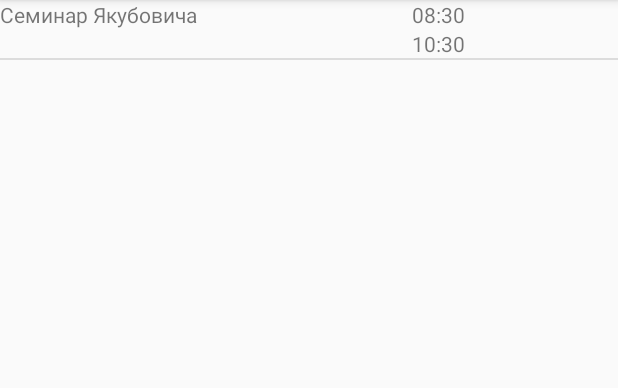
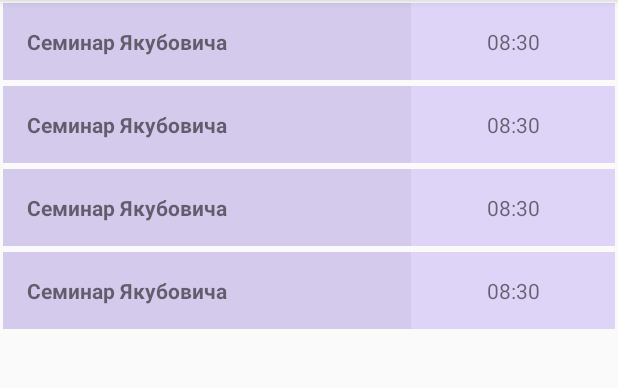
Before and after one commit to RodinDmitry/trackwalker, an Android app: the screen it shows after launch (MainActivity), on a phone screen of 412 x 824 dp, the part 84-472 px from its top. Run offline under Robolectric (Android 15) with nearby library versions, the light colour scheme and no system bars.

Commit message:
Немного подизайнил список

```diff
--- a/app/src/main/java/com/example/eshlykov/trackwalker/MainActivity.java
+++ b/app/src/main/java/com/example/eshlykov/trackwalker/MainActivity.java
@@ -20,11 +20,11 @@ public class MainActivity extends AppCompatActivity {
         Calendar cal1 = Calendar.getInstance();
         cal1.set(Calendar.HOUR_OF_DAY, 8);
         final Date date1 = cal1.getTime();
-        Calendar cal2 = Calendar.getInstance();
-        cal2.set(Calendar.HOUR_OF_DAY, 10);
-        final Date date2 = cal2.getTime();
         ArrayList<Task> tasks = new ArrayList<Task>() {{
-            add(new Task("Семчик Якубовского!", date1, date2));
+            add(new Task("Семчик Якубовского!", date1));
+            add(new Task("Семчик Якубовского!", date1));
+            add(new Task("Семчик Якубовского!", date1));
+            add(new Task("Семчик Якубовского!", date1));
         }};
 
         TaskAdapter itemsAdapter = new TaskAdapter(this, tasks);
--- a/app/src/main/java/com/example/eshlykov/trackwalker/TaskAdapter.java
+++ b/app/src/main/java/com/example/eshlykov/trackwalker/TaskAdapter.java
@@ -44,9 +44,6 @@ public class TaskAdapter extends ArrayAdapter<Task> {
         TextView defaultTextView = (TextView) listItemView.findViewById(R.id.start_time);
         defaultTextView.setText(currentTask.getCreateTime());
 
-        TextView russianTextView = (TextView) listItemView.findViewById(R.id.finish_time);
-        russianTextView.setText(currentTask.getFinishTime());
-
         // Вроде, будет нужно, если захотим удалять.
 //        Button deleteButton = (Button) listItemView.findViewById(R.id.delete_task);
 //        deleteButton.setOnClickListener(new View.OnClickListener() {
--- a/app/src/main/java/com/example/eshlykov/trackwalker/TaskDetailedActivity.java
+++ b/app/src/main/java/com/example/eshlykov/trackwalker/TaskDetailedActivity.java
@@ -22,8 +22,6 @@ public class TaskDetailedActivity extends AppCompatActivity {
         tvView.setText(task.getTaskName());
         tvView = (TextView) findViewById(R.id.start_time);
         tvView.setText(task.getCreateTime());
-        tvView = (TextView) findViewById(R.id.finish_time);
-        tvView.setText(task.getFinishTime());
 
 //        Для будущей стрелочки.
 //        Button button = (Button) findViewById(R.id.backArrow);
--- a/app/src/main/res/layout/activity_main.xml
+++ b/app/src/main/res/layout/activity_main.xml
@@ -9,7 +9,8 @@
     <ListView
         android:id="@+id/task_list"
         android:layout_width="match_parent"
-        android:layout_height="match_parent">
+        android:layout_height="match_parent"
+        android:divider="@null">
 
     </ListView>
 
--- a/app/src/main/res/layout/task.xml
+++ b/app/src/main/res/layout/task.xml
@@ -2,36 +2,31 @@
 <LinearLayout xmlns:android="http://schemas.android.com/apk/res/android"
     android:layout_width="match_parent"
     android:layout_height="wrap_content"
+    android:padding="2dp"
     android:orientation="horizontal">
 
     <TextView
         android:id="@+id/task_name"
         android:layout_width="0dp"
-        android:layout_height="match_parent"
+        android:layout_height="wrap_content"
         android:layout_weight="2"
-        android:text="Семинар Якубовича" />
+        android:text="Семинар Якубовича"
+        android:textAlignment="textStart"
+        android:layout_gravity="start"
+        android:padding="16dp"
+        android:background="#d3caec"
+        android:textSize="14sp"
+        android:textStyle="bold" />
 
-    <LinearLayout
+    <TextView
+        android:id="@+id/start_time"
         android:layout_width="0dp"
         android:layout_height="wrap_content"
+        android:textSize="14dp"
+        android:padding="16dp"
+        android:textAlignment="center"
+        android:background="#ddd4f7"
         android:layout_weight="1"
-        android:orientation="vertical">
-
-        <TextView
-            android:id="@+id/start_time"
-            android:layout_width="match_parent"
-            android:layout_height="0dp"
-            android:layout_weight="1"
-            android:text="10:45" />
-
-        <TextView
-            android:id="@+id/finish_time"
-            android:layout_width="match_parent"
-            android:layout_height="0dp"
-            android:layout_weight="1"
-            android:text="12:10" />
-
-
-    </LinearLayout>
+        android:text="10:45" />
 
 </LinearLayout>
--- a/data-struct/src/main/java/com/example/data_struct/Task.java
+++ b/data-struct/src/main/java/com/example/data_struct/Task.java
@@ -131,7 +131,6 @@ public class Task {
         Bundle bundle = new Bundle();
         bundle.putCharArray("taskName", name.toCharArray());
         bundle.putCharArray("createTime", getCreateTime().toCharArray());
-        bundle.putCharArray("finishTime", getFinishTime().toCharArray());
         return bundle;
     }
 
@@ -139,15 +138,13 @@ public class Task {
         name = new String(bundle.getCharArray("taskName"));
         try {
             createTime = df.parse(new String(bundle.getCharArray("createTime")));
-            finishTime = df.parse(new String(bundle.getCharArray("finishTime")));
         } catch (ParseException e) {
         }
     }
 
-    public Task(String _taskName, Date _createTime, Date _finishTime) {
+    public Task(String _taskName, Date _createTime) {
         name = _taskName;
         createTime = _createTime;
-        finishTime = _finishTime;
     }
 
     public String getTaskName() {
```
